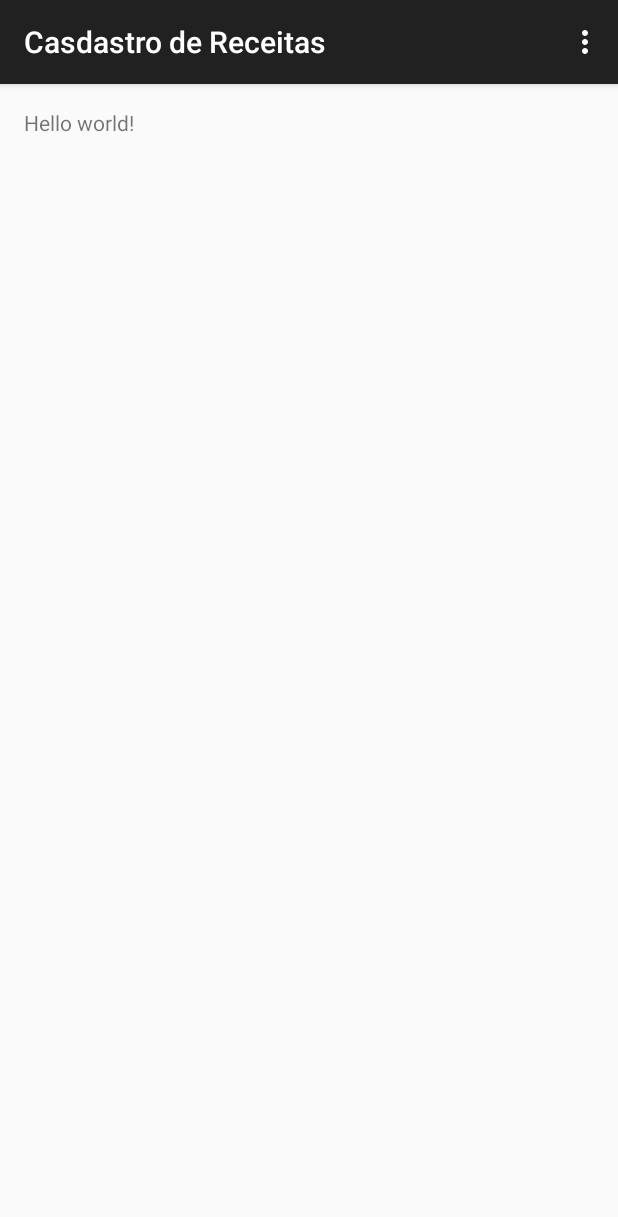
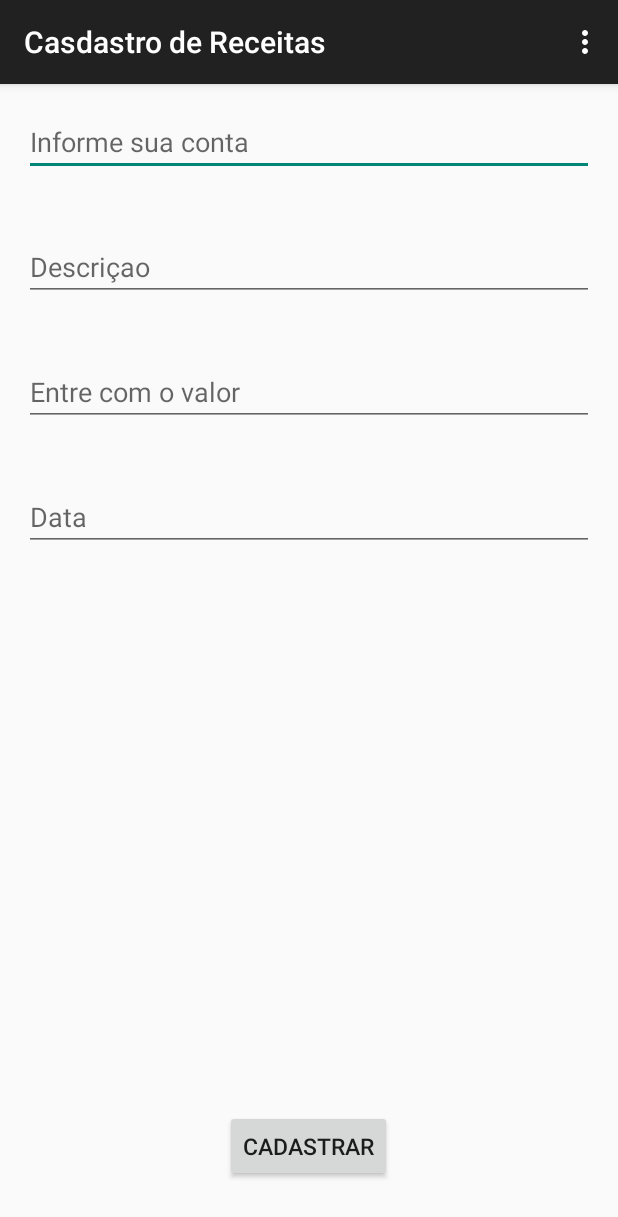
Before and after one commit to projeto3001/orcpes3001, an Android app: the CasdastroDeReceitasActivity screen opened directly, with no data from a screen before it, on a phone screen of 412 x 824 dp. Shown: the top 1217 px of the screen. Run offline under Robolectric (Android 15) with nearby library versions, the phone set to English and light mode, and no system bars.

Commit message:
Modificaçoes e implementaçoes em algumas activitys

```diff
--- a/PoupeECompre/app/src/main/java/br/estacio/poupeecompre/activitys/CadastroDeUsuarioActivity.java
+++ b/PoupeECompre/app/src/main/java/br/estacio/poupeecompre/activitys/CadastroDeUsuarioActivity.java
@@ -9,11 +9,9 @@ import android.view.View;
 import android.widget.Button;
 import android.widget.EditText;
 import android.widget.Toast;
-import java.util.Arrays;
-import java.util.List;
 
 import br.estacio.poupeecompre.R;
-import br.estacio.poupeecompre.dao.UsuarioDAO;
+
 import br.estacio.poupeecompre.dominio.Usuario;
 import br.estacio.poupeecompre.helpers.ValidadorDeCadastro;
 import br.estacio.poupeecompre.service.UsuarioService;
--- a/PoupeECompre/app/src/main/java/br/estacio/poupeecompre/activitys/HomeActivity.java
+++ b/PoupeECompre/app/src/main/java/br/estacio/poupeecompre/activitys/HomeActivity.java
@@ -12,7 +12,7 @@ import br.estacio.poupeecompre.R;
 
 public class HomeActivity extends AppCompatActivity {
 
-    private void registrarEventos(Button despesas) {
+    private void registrarEventos(Button despesas, Button receitas) {
         despesas.setOnClickListener(new View.OnClickListener() {
             @Override
             public void onClick(View v) {
@@ -20,7 +20,16 @@ public class HomeActivity extends AppCompatActivity {
                 startActivity(despesasActivity);
             }
         });
+
+        receitas.setOnClickListener(new View.OnClickListener() {
+            @Override
+            public void onClick(View v) {
+                Intent receitasActivity = new Intent(HomeActivity.this, CasdastroDeReceitasActivity.class );
+                startActivity(receitasActivity);
+            }
+        });
     }
+
 
     @Override
     protected void onCreate(Bundle savedInstanceState) {
@@ -28,7 +37,7 @@ public class HomeActivity extends AppCompatActivity {
         setContentView(R.layout.activity_home);
         Button despesas;
         despesas = (Button) findViewById(R.id.despesasBtn);
-        registrarEventos(despesas);
+
         Button sair = (Button) findViewById(R.id.sairBtn);
         sair.setOnClickListener(new View.OnClickListener() {
             @Override
@@ -36,6 +45,8 @@ public class HomeActivity extends AppCompatActivity {
                 finish();
             }
         });
+        Button receitas = (Button) findViewById(R.id.receitasBtn);
+        registrarEventos(despesas,receitas);
     }
 
     @Override
--- a/PoupeECompre/app/src/main/res/layout/activity_casdastro_de_receitas.xml
+++ b/PoupeECompre/app/src/main/res/layout/activity_casdastro_de_receitas.xml
@@ -6,7 +6,65 @@
     android:paddingBottom="@dimen/activity_vertical_margin"
     tools:context="br.estacio.poupeecompre.activitys.CasdastroDeReceitasActivity">
 
-    <TextView android:text="@string/hello_world" android:layout_width="wrap_content"
-        android:layout_height="wrap_content" />
+    <EditText
+        android:layout_width="wrap_content"
+        android:layout_height="wrap_content"
+        android:id="@+id/conta"
+        android:hint="Informe sua conta"
+        android:layout_alignParentTop="true"
+        android:layout_alignParentLeft="true"
+        android:layout_alignParentStart="true"
+        android:layout_alignParentRight="true"
+        android:layout_alignParentEnd="true" />
+
+    <EditText
+        android:layout_width="wrap_content"
+        android:layout_height="wrap_content"
+        android:id="@+id/descricao"
+        android:hint="Descriçao"
+        android:layout_below="@+id/conta"
+        android:layout_alignParentLeft="true"
+        android:layout_alignParentStart="true"
+        android:layout_marginTop="38dp"
+        android:layout_alignRight="@+id/conta"
+        android:layout_alignEnd="@+id/conta" />
+
+    <EditText
+        android:layout_width="wrap_content"
+        android:layout_height="wrap_content"
+        android:id="@+id/valor"
+        android:hint="Entre com o valor"
+        android:layout_below="@+id/descricao"
+        android:layout_alignParentLeft="true"
+        android:layout_alignParentStart="true"
+        android:layout_marginTop="38dp"
+        android:layout_alignRight="@+id/descricao"
+        android:layout_alignEnd="@+id/descricao"
+        />
+
+    <EditText
+        android:layout_width="wrap_content"
+        android:layout_height="wrap_content"
+        android:inputType="date"
+        android:ems="10"
+        android:id="@+id/data"
+        android:hint="Data"
+        android:layout_marginTop="38dp"
+        android:layout_below="@+id/valor"
+        android:layout_alignParentLeft="true"
+        android:layout_alignParentStart="true"
+        android:layout_alignRight="@+id/valor"
+        android:layout_alignEnd="@+id/valor" />
+
+    <Button
+        android:layout_width="wrap_content"
+        android:layout_height="wrap_content"
+        android:id="@+id/receitasBtn"
+        android:text="Cadastrar"
+        android:textSize="15dp"
+        android:layout_alignParentBottom="true"
+        android:layout_centerHorizontal="true"
+        android:layout_marginBottom="20dp" />
+
 
 </RelativeLayout>
```
Also changed, not shown: 1 other file.
